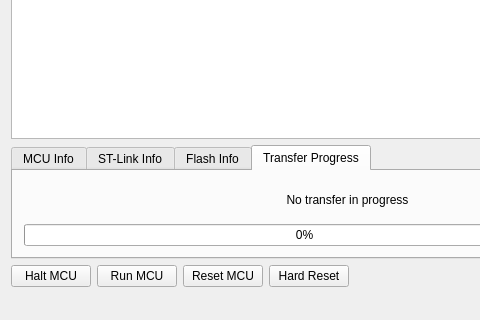
Before: the Qt Designer form ui/mainwindow.ui in fpoussin/QStlink2, drawn with Qt 5; both pictures show x 0 to 480 and y 185 to 505 of the 695 by 505 pixel window.
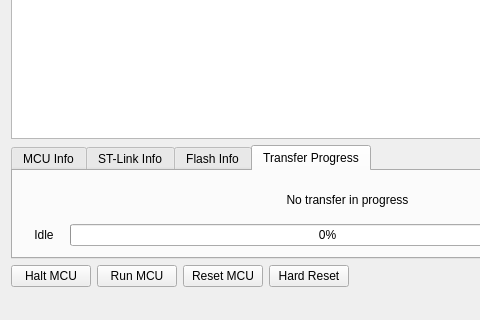
After: the same form once the commit is applied. The open tabs and pages were chosen to show the change. Icons and pictures are not drawn.

The edit to the form file:
```diff
--- a/ui/mainwindow.ui
+++ b/ui/mainwindow.ui
@@ -391,6 +391,25 @@
         </item>
         <item>
          <layout class="QHBoxLayout" name="horizontalLayout_4">
+          <item>
+           <widget class="QLabel" name="l_status">
+            <property name="minimumSize">
+             <size>
+              <width>40</width>
+              <height>0</height>
+             </size>
+            </property>
+            <property name="text">
+             <string>Idle</string>
+            </property>
+            <property name="alignment">
+             <set>Qt::AlignCenter</set>
+            </property>
+            <property name="textInteractionFlags">
+             <set>Qt::NoTextInteraction</set>
+            </property>
+           </widget>
+          </item>
           <item>
            <widget class="QProgressBar" name="pgb_transfer">
             <property name="value">
```
Left out of the diff: 3 changed lines with no effect on the pictures.
